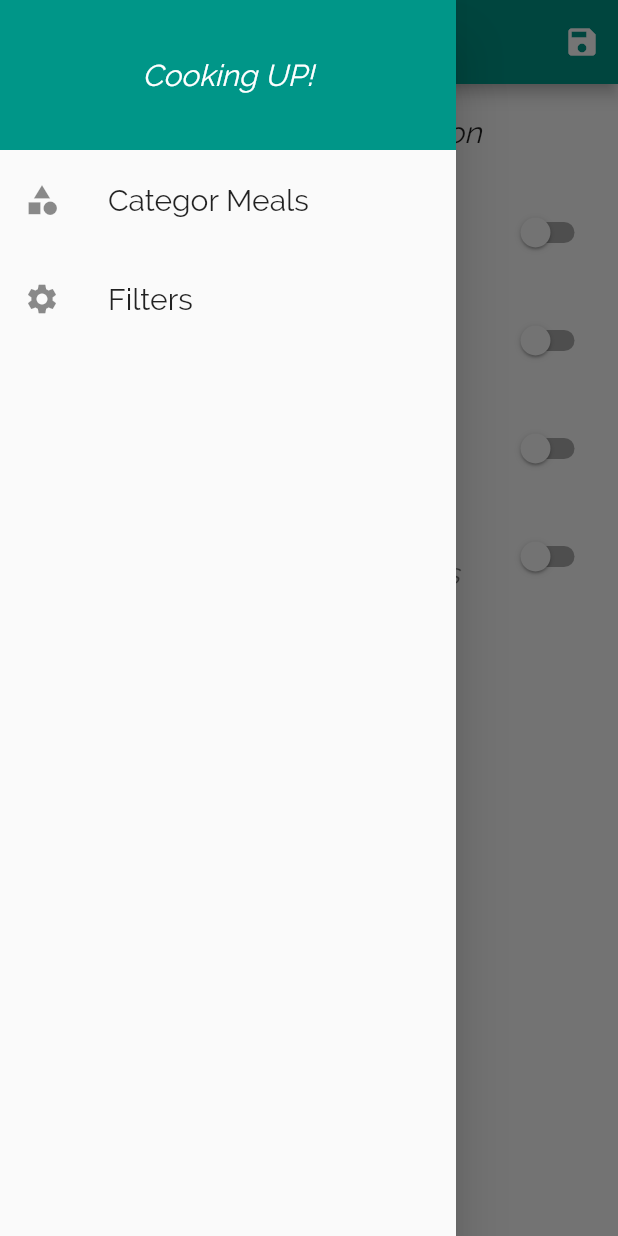
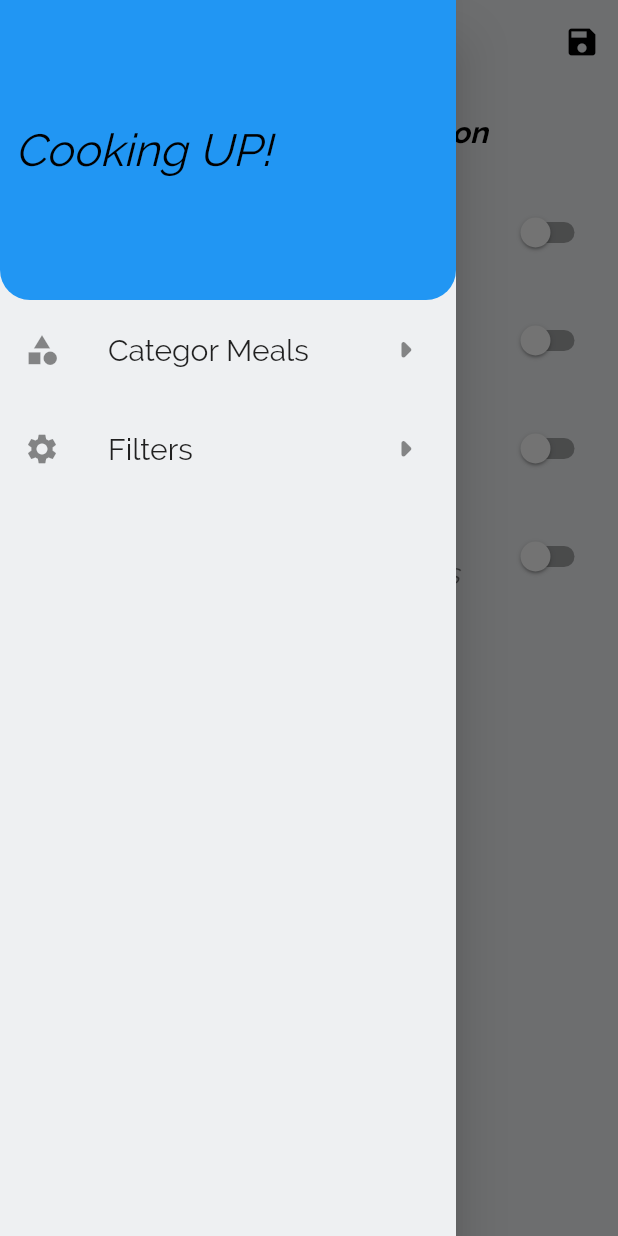
Before and after one commit to MohamedMahmoud10/MealApp, a Flutter app: the FilterScreen screen opened by its route, with the side drawer open, on a phone screen of 412 x 824 dp. Run offline on Flutter 3.47's test engine with Material 2 defaults, Android fonts, the phone set to English and light mode, and no system bars; our stand-ins replace another_flushbar, flutter_styled_toast; network calls fail.

Commit message:
MealApp2

```diff
--- a/lib/moduels/category.dart
+++ b/lib/moduels/category.dart
@@ -4,10 +4,12 @@ class Category {
   final String id;
   final String title;
   final Color color;
+  final String image;
 
   Category({
     required this.id,
     required this.title,
     this.color = Colors.red,
+    required this.image
   });
 }
--- a/lib/screens/favourite_screen.dart
+++ b/lib/screens/favourite_screen.dart
@@ -1,6 +1,8 @@
 import 'package:flutter/material.dart';
 import '../moduels/meal.dart';
 import '../widgets/Meal_widget.dart';
+
+
 class FavScreen extends StatelessWidget {
   List<Meal>favMeal=[];
   FavScreen(this.favMeal);
@@ -8,7 +10,7 @@ class FavScreen extends StatelessWidget {
   @override
   Widget build(BuildContext context) {
     if(favMeal.isEmpty){
-      return Center(
+      return const Center(
         child: Text('You have not favourite yet!!_Start adding some :)'),
       );
     }
--- a/lib/screens/filter_screen.dart
+++ b/lib/screens/filter_screen.dart
@@ -2,10 +2,11 @@ import 'package:flutter/material.dart';
 import 'package:meal_app_2/widgets/maindrawer.dart';
 
 class FilterScreen extends StatefulWidget {
-  Map<String,bool> cuurentFilter;
+  Map<String, bool> cuurentFilter;
   Function(Map<String, bool>) saveFilter;
 
-  FilterScreen(this.cuurentFilter,this.saveFilter);
+  FilterScreen(this.cuurentFilter, this.saveFilter);
+
   static const routeName = 'filterScreen';
 
   @override
@@ -17,20 +18,30 @@ class _FilterScreenState extends State<FilterScreen> {
   bool _vegan = false;
   bool _vegetarian = false;
   bool _lactoseFree = false;
-@override
+
+  @override
   void initState() {
-   _glutenFree = widget.cuurentFilter['glutenFree']!;
-   _vegan = widget.cuurentFilter['vegan']!;
-   _vegetarian = widget.cuurentFilter['vegetarian']!;
-   _lactoseFree = widget.cuurentFilter['lactoseFree']!;
+    _glutenFree = widget.cuurentFilter['glutenFree']!;
+    _vegan = widget.cuurentFilter['vegan']!;
+    _vegetarian = widget.cuurentFilter['vegetarian']!;
+    _lactoseFree = widget.cuurentFilter['lactoseFree']!;
     super.initState();
   }
+
   @override
   Widget build(BuildContext context) {
     return Scaffold(
       drawer: const MainDrawer(),
       appBar: AppBar(
-        title: const Text('Filters'),
+        backgroundColor: Colors.transparent,
+        elevation: 0,
+        title: const Text(
+          'Filters',
+          style: TextStyle(
+              color: Colors.black,
+              fontFamily: 'Raleway',
+              fontWeight: FontWeight.bold),
+        ),
         actions: [
           IconButton(
               onPressed: () {
@@ -42,13 +53,20 @@ class _FilterScreenState extends State<FilterScreen> {
                 };
                 widget.saveFilter(_selectedFilter);
               },
-              icon: const Icon(Icons.save))
+              icon: const Icon(Icons.save),color: Colors.black,)
         ],
+
       ),
       body: Column(children: [
         Container(
           padding: const EdgeInsets.all(20),
-          child: const Text('Adjust Your meal Section'),
+          child: const Text(
+            'Adjust Your meal Section',
+            style: TextStyle(
+                color: Colors.black,
+                fontFamily: 'Raleway',
+                fontWeight: FontWeight.bold),
+          ),
         ),
         Expanded(
             child: ListView(
--- a/lib/widgets/maindrawer.dart
+++ b/lib/widgets/maindrawer.dart
@@ -10,11 +10,18 @@ class MainDrawer extends StatelessWidget {
       child:Column(
         children: [
              Container(
-               alignment: Alignment.center,
-              color: Colors.teal,
-              height: 100,
+               padding: EdgeInsets.all(10),
+               alignment: Alignment.centerLeft,
+              height: 200,
+              decoration: BoxDecoration(
+                color: Theme.of(context).primaryColor,
+                borderRadius: const  BorderRadius.only(
+                  bottomLeft: Radius.circular(20),
+                  bottomRight: Radius.circular(20)),
+
+              ),
               width: double.infinity,
-              child: const Text('Cooking UP!',style: TextStyle(color: Colors.white) ,),
+              child: const Text('Cooking UP!',style: TextStyle(color: Colors.black,fontSize: 30),),
           ),
           const SizedBox(height: 5,),
           buildListTile('Categor Meals',Icons.category,()=>Navigator.of(context).pushNamed('/')),
@@ -30,6 +37,10 @@ class MainDrawer extends StatelessWidget {
           leading: Icon(icon),
           title: Text(text),
           onTap: onTap,
+    trailing: const Icon(
+    Icons.arrow_right_rounded,
+    size: 35,)
+
         );
   }
 }
```
Also changed, not shown: lib/dummy_data (1).dart (+19 -3 lines), lib/main.dart (+11 -4 lines), lib/screens/categoryScreen.dart (+9 -7 lines), lib/screens/meal_detail_screen.dart (+62 -20 lines), lib/widgets/Meal_widget.dart (+29 -20 lines), lib/widgets/categoryItem.dart (+19 -9 lines), pubspec.yaml (+11 -0 lines), assets/fonts/MesauringIcon.ttf (added), assets/fonts/Metrophobic-Regular.ttf (added), pubspec.lock.
